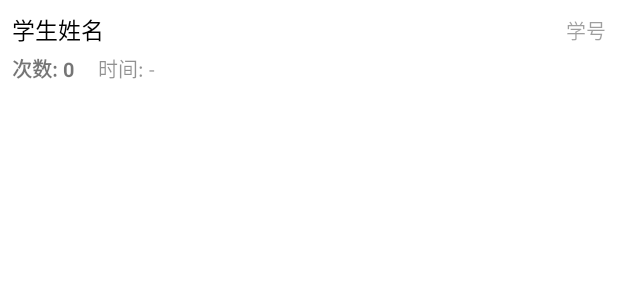
After one commit to tonygyf/FaceCheck, an Android app built with Jetpack Compose: the layout item_attendance_day_student.xml on its own in the app's theme, with its tools: preview values and no code run, on a phone screen of 412 x 824 dp. The commit adds this screen. Shown: the top 300 px of the screen. Run offline under Robolectric (Android 15) with nearby library versions, the phone set to English and light mode, and no system bars.

Commit message:
更改考勤记录逻辑

```diff
--- /dev/null
+++ b/app/src/main/res/layout/item_attendance_day_student.xml
@@ -0,0 +1,56 @@
+<?xml version="1.0" encoding="utf-8"?>
+<LinearLayout xmlns:android="http://schemas.android.com/apk/res/android"
+    android:layout_width="match_parent"
+    android:layout_height="wrap_content"
+    android:orientation="vertical"
+    android:padding="8dp">
+
+    <LinearLayout
+        android:layout_width="match_parent"
+        android:layout_height="wrap_content"
+        android:orientation="horizontal">
+
+        <TextView
+            android:id="@+id/tvStudentName"
+            android:layout_width="0dp"
+            android:layout_height="wrap_content"
+            android:layout_weight="1"
+            android:text="学生姓名"
+            android:textSize="15sp"
+            android:textColor="@android:color/black"/>
+
+        <TextView
+            android:id="@+id/tvSid"
+            android:layout_width="wrap_content"
+            android:layout_height="wrap_content"
+            android:text="学号"
+            android:textSize="13sp"
+            android:alpha="0.7"/>
+    </LinearLayout>
+
+    <LinearLayout
+        android:layout_width="match_parent"
+        android:layout_height="wrap_content"
+        android:orientation="horizontal"
+        android:layout_marginTop="4dp">
+
+        <TextView
+            android:id="@+id/tvPresentCount"
+            android:layout_width="wrap_content"
+            android:layout_height="wrap_content"
+            android:text="次数: 0"
+            android:textSize="13sp"
+            android:textStyle="bold"/>
+
+        <TextView
+            android:id="@+id/tvTimes"
+            android:layout_width="0dp"
+            android:layout_height="wrap_content"
+            android:layout_weight="1"
+            android:layout_marginStart="16dp"
+            android:text="时间: -"
+            android:textSize="13sp"
+            android:alpha="0.8"/>
+    </LinearLayout>
+
+</LinearLayout>
```
Also changed, not shown: app/src/main/java/com/example/facecheck/adapters/AttendanceDayAdapter.java (added, +131 -0 lines), app/src/main/java/com/example/facecheck/database/DatabaseHelper.java (+24 -3 lines), app/src/main/java/com/example/facecheck/fragments/AttendanceFragment.java (+98 -2 lines), app/src/main/res/layout/item_attendance_day_header.xml (added, +18 -0 lines), 1 other file.
